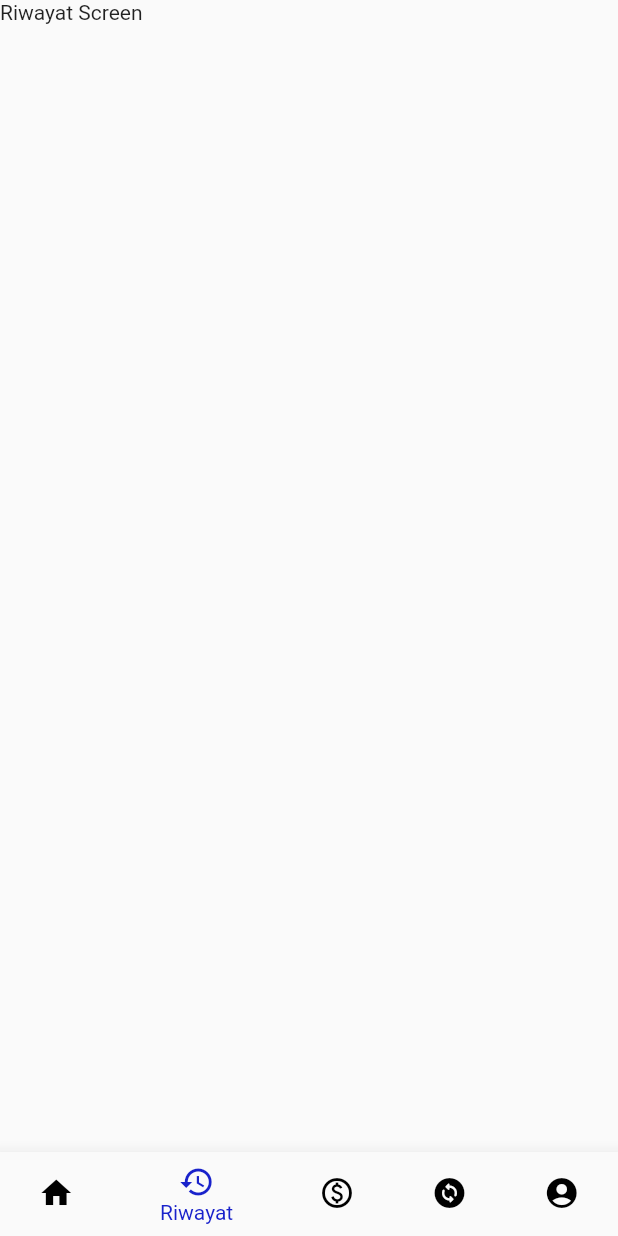
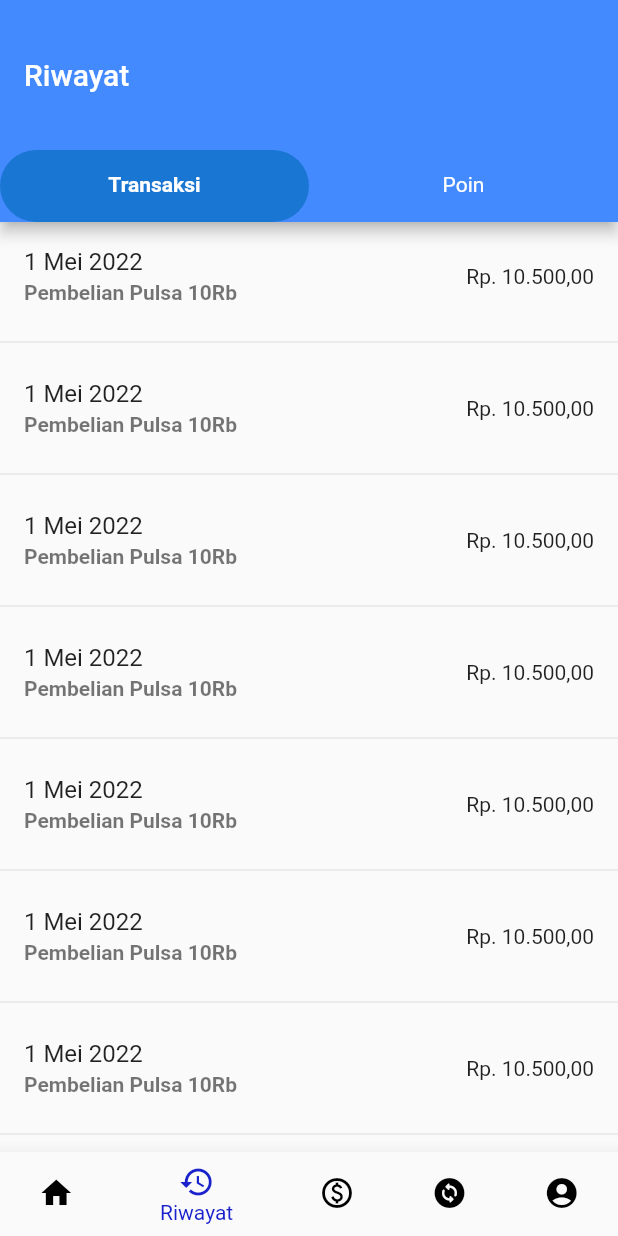
Before and after one commit to Kelompok-26/flutter, a Flutter app: the itemNav screen opened directly, item 2 of the bottom bar chosen, on a phone screen of 412 x 824 dp. Run offline on Flutter 3.47's test engine with Material 2 defaults, Android fonts, the phone set to English and light mode, and no system bars.

Commit message:
Pembuatan Screen Riwayat dan Screen Tukar Point

```diff
--- a/portal_costumer/lib/Model/Detail_model.dart
+++ b/portal_costumer/lib/Model/Detail_model.dart
@@ -1,4 +1,5 @@
 import 'package:flutter/material.dart';
+import 'package:portal_costumer/Screen/TukarPoint_Screen.dart';
 class Detail_model extends StatelessWidget {
   const Detail_model({
     Key? key,
@@ -70,7 +71,7 @@ class Detail_model extends StatelessWidget {
            child: MaterialButton(
           padding:EdgeInsets.fromLTRB(20, 15, 20, 15) ,
           onPressed: (){
-               // signIn(usernameController.text, passwordController.text);
+          Navigator.pushAndRemoveUntil(context, MaterialPageRoute(builder: (context) =>TukarPointScreen() ), (route) => false);
            },
            child: Text('Konfirmasi Tukar Point',
           textAlign: TextAlign.center,
--- /dev/null
+++ b/portal_costumer/lib/Model/History_model.dart
@@ -0,0 +1,20 @@
+class ChartModel{
+  final String date;
+  final String message;
+  final String cash;
+
+  ChartModel({required this.date, required this.message, required this.cash});
+
+}
+
+final List<ChartModel> items =[
+  ChartModel(date: '1 Mei 2022', message: 'Pembelian Pulsa 10Rb', cash: 'Rp. 10.500,00',),
+  ChartModel(date: '1 Mei 2022', message: 'Pembelian Pulsa 10Rb', cash: 'Rp. 10.500,00',),
+  ChartModel(date: '1 Mei 2022', message: 'Pembelian Pulsa 10Rb', cash: 'Rp. 10.500,00',),
+  ChartModel(date: '1 Mei 2022', message: 'Pembelian Pulsa 10Rb', cash: 'Rp. 10.500,00',),
+  ChartModel(date: '1 Mei 2022', message: 'Pembelian Pulsa 10Rb', cash: 'Rp. 10.500,00',),
+  ChartModel(date: '1 Mei 2022', message: 'Pembelian Pulsa 10Rb', cash: 'Rp. 10.500,00',),
+  ChartModel(date: '1 Mei 2022', message: 'Pembelian Pulsa 10Rb', cash: 'Rp. 10.500,00',),
+  ChartModel(date: '1 Mei 2022', message: 'Pembelian Pulsa 10Rb', cash: 'Rp. 10.500,00',),
+
+];
--- a/portal_costumer/lib/Model/Navbar_model.dart
+++ b/portal_costumer/lib/Model/Navbar_model.dart
@@ -1,4 +1,5 @@
 import 'package:flutter/material.dart';
+import 'package:portal_costumer/Screen/History_Screen.dart';
 import 'package:portal_costumer/Screen/Home_Screen.dart';
 import 'package:portal_costumer/Screen/Point_Screen.dart';
 class itemNav extends StatefulWidget {
@@ -13,9 +14,9 @@ class _itemNavState extends State<itemNav> {
   int _selectedIndex = 0;
   static const List page = [
     HomeScreen(),
-    Text('Riwayat Screen'),
+    HistoryScreen(),
     PointScreen(),
-    Text('Redeem Screen'),
+    Text('redeem Screen'),
     Text('Profile Screen'),
 
   ];
--- /dev/null
+++ b/portal_costumer/lib/Screen/History_Screen.dart
@@ -0,0 +1,69 @@
+import 'package:portal_costumer/Model/History_model.dart';
+import 'package:flutter/material.dart';
+
+class HistoryScreen extends StatefulWidget {
+  const HistoryScreen({ Key? key }) : super(key: key);
+
+  @override
+  State<HistoryScreen> createState() => _HistoryScreenState();
+}
+
+class _HistoryScreenState extends State<HistoryScreen> {
+  List<Tab> myTab = [
+    const Tab(
+      text: 'Transaksi',
+    ),
+    const Tab(
+      text: 'Poin',
+    ),
+  ];
+
+  @override
+  Widget build(BuildContext context) {
+    return DefaultTabController(
+        length: myTab.length,
+        child: Scaffold(
+            appBar: AppBar(
+              backgroundColor: Colors.blueAccent,
+              title:
+                    const Text('Riwayat',
+              textAlign:
+                    TextAlign.justify,
+              ),
+              toolbarHeight: 100,
+              bottom: TabBar(
+                labelColor: Colors.white,
+                unselectedLabelColor: Colors.white,
+                labelStyle: const TextStyle(
+                  fontWeight: FontWeight.bold
+                  ),
+                  unselectedLabelStyle: const TextStyle(
+                  fontWeight: FontWeight.normal
+                  ),
+                indicator: BoxDecoration(
+                  color: Colors.blue[700],
+                  borderRadius: BorderRadius.circular(50),
+                ),
+                tabs: myTab,
+                ),
+            ),
+            body: ListView.separated(
+              itemBuilder: (ctx,i){
+              return ListTile(
+                  title:  Text(items[i].date,
+              ),
+                  subtitle: Text(items[i].message,
+                  style: TextStyle(fontWeight: FontWeight.bold),
+              ),
+                  trailing: Text(items[i].cash
+              ),
+            );
+        }, separatorBuilder: (ctx,i){
+            return Divider();
+        },
+        itemCount: items.length
+        ),
+      ),
+    );
+   }
+}
```
Also changed, not shown: portal_costumer/lib/Screen/Home_Screen.dart (+14 -11 lines), portal_costumer/lib/Screen/TukarPoint_Screen.dart (added, +137 -0 lines), portal_costumer/lib/main.dart (+3 -7 lines), portal_costumer/assets/logo/question.png (added).
